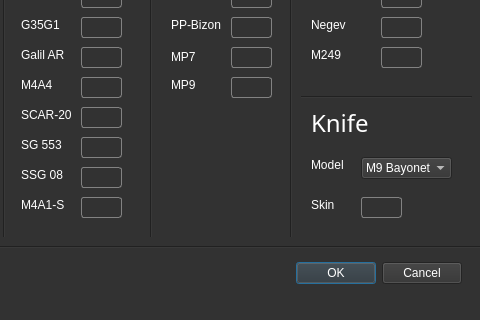
Qt form sources/GUI/changeSkinLayout.ui (TheMoerp/external_csgo_cheat) before a commit; both pictures show x 149 to 629 and y 213 to 533 of the 629 by 533 pixel window.
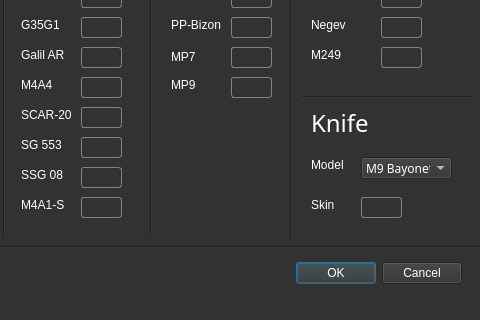
The same form after that commit.

Commit message: set skin ids correctly

```diff
--- a/sources/GUI/changeSkinLayout.ui
+++ b/sources/GUI/changeSkinLayout.ui
@@ -1415,6 +1415,18 @@
      <height>22</height>
     </rect>
    </property>
+   <property name="font">
+    <font>
+     <family>Microsoft JhengHei UI Light</family>
+     <stylestrategy>PreferAntialias</stylestrategy>
+    </font>
+   </property>
+   <property name="cursor">
+    <cursorShape>PointingHandCursor</cursorShape>
+   </property>
+   <property name="insertPolicy">
+    <enum>QComboBox::InsertAtCurrent</enum>
+   </property>
    <item>
     <property name="text">
      <string>M9 Bayonet</string>
```
Left out of the diff: 17 changed lines with no effect on the pictures. The commit also changes 3 other files.
